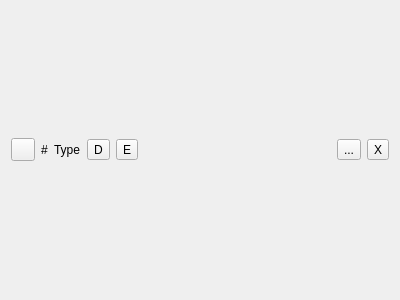
First picture: the form in Gui/IEC/IECFoundryDiskRowWidget.ui, repository mzsoftsoftware/C64Foundry, before the edit.
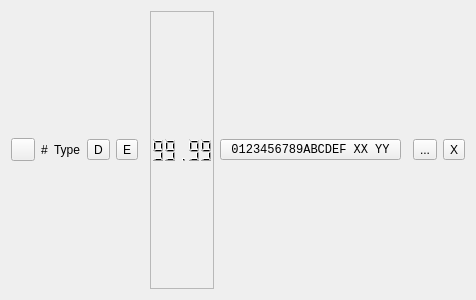
Second picture: the form after the edit. Icons and pictures are not drawn. Custom widgets are drawn as their Qt base class.

```diff
--- a/Gui/IEC/IECFoundryDiskRowWidget.ui
+++ b/Gui/IEC/IECFoundryDiskRowWidget.ui
@@ -66,6 +66,43 @@
    <item>
     <widget class="IECActivityLEDWidget" name="widget_ActivityLED" native="true"/>
    </item>
+   <item>
+    <widget class="QLCDNumber" name="lcdNumber_TrackSector">
+     <property name="frameShape">
+      <enum>QFrame::Shape::StyledPanel</enum>
+     </property>
+     <property name="smallDecimalPoint">
+      <bool>false</bool>
+     </property>
+     <property name="digitCount">
+      <number>5</number>
+     </property>
+     <property name="mode">
+      <enum>QLCDNumber::Mode::Dec</enum>
+     </property>
+     <property name="segmentStyle">
+      <enum>QLCDNumber::SegmentStyle::Filled</enum>
+     </property>
+     <property name="value" stdset="0">
+      <double>99.989999999999995</double>
+     </property>
+    </widget>
+   </item>
+   <item>
+    <widget class="QToolButton" name="toolButton_DiskName">
+     <property name="font">
+      <font>
+       <family>Monospace</family>
+      </font>
+     </property>
+     <property name="text">
+      <string>0123456789ABCDEF XX YY</string>
+     </property>
+     <property name="toolButtonStyle">
+      <enum>Qt::ToolButtonStyle::ToolButtonTextOnly</enum>
+     </property>
+    </widget>
+   </item>
    <item>
     <spacer name="horizontalSpacer">
      <property name="orientation">
@@ -73,7 +110,7 @@
      </property>
      <property name="sizeHint" stdset="0">
       <size>
-       <width>156</width>
+       <width>0</width>
        <height>20</height>
       </size>
      </property>
```
